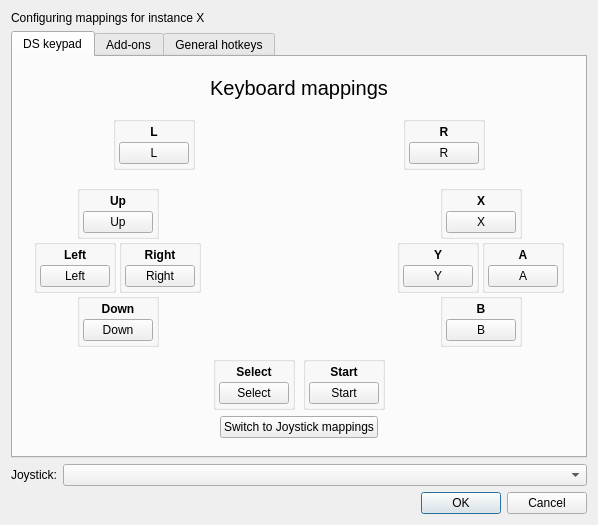
Before: the Qt Designer form src/frontend/qt_sdl/InputConfig/InputConfigDialog.ui in melonDS-emu/melonDS, drawn with Qt 5.
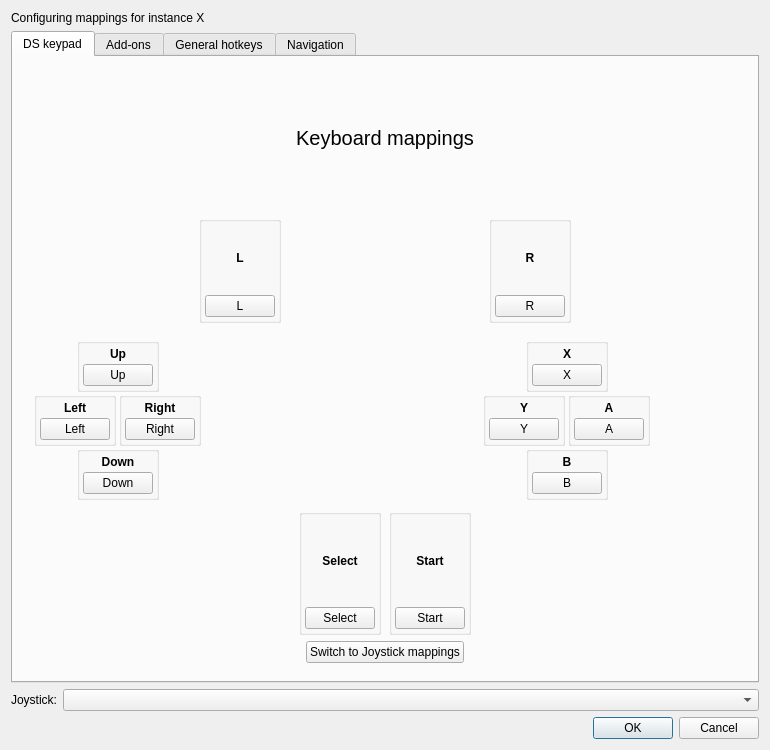
After: the same form once the commit is applied. Icons and pictures are not drawn.

Commit message: Add game library with grid/list view, cover art, pad navigation, quit game/quit emulator hotkeys

Patch:
```diff
--- a/src/frontend/qt_sdl/InputConfig/InputConfigDialog.ui
+++ b/src/frontend/qt_sdl/InputConfig/InputConfigDialog.ui
@@ -7,7 +7,7 @@
     <x>0</x>
     <y>0</y>
     <width>770</width>
-    <height>678</height>
+    <height>750</height>
    </rect>
   </property>
   <property name="windowTitle">
@@ -18,7 +18,7 @@
   </property>
   <layout class="QGridLayout" name="gridLayout_4">
    <property name="sizeConstraint">
-    <enum>QLayout::SetFixedSize</enum>
+    <enum>QLayout::SetDefaultConstraint</enum>
    </property>
    <item row="8" column="1">
     <widget class="QDialogButtonBox" name="buttonBox">
@@ -2277,6 +2277,11 @@
        <string>General hotkeys</string>
       </attribute>
      </widget>
+     <widget class="QWidget" name="tabNavigation">
+      <attribute name="title">
+       <string>Navigation</string>
+      </attribute>
+     </widget>
     </widget>
    </item>
    <item row="7" column="0" colspan="2">
```
The commit also changes 21 other files.
